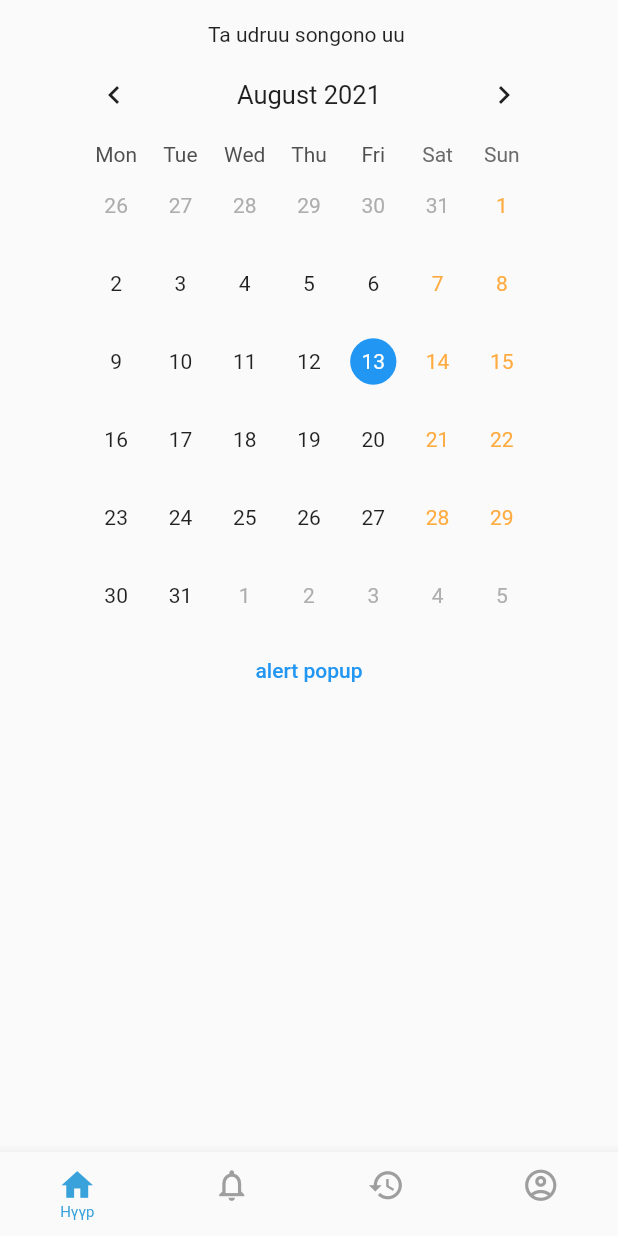
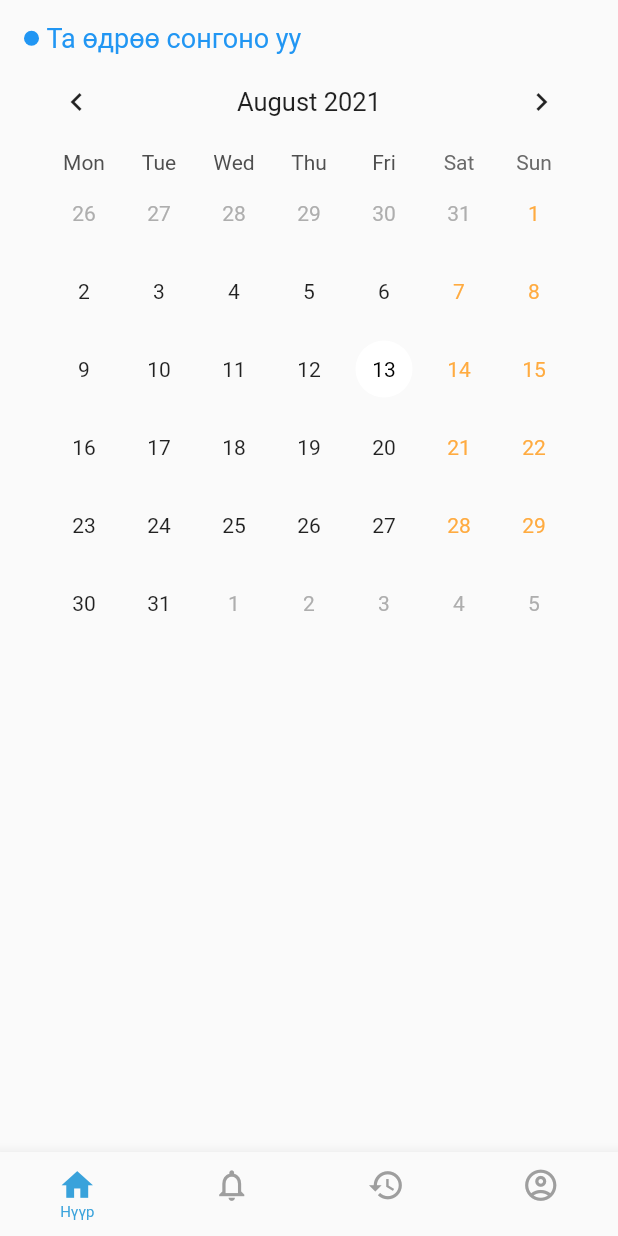
Before and after one commit to Oyunbldd/Burtgel, a Flutter app: the Home screen opened by its route, on a phone screen of 412 x 824 dp. Run offline on Flutter 3.47's test engine with Material 2 defaults, Android fonts, the phone set to English and light mode, and no system bars; drawn by our look-alikes of table_calendar; our stand-ins replace dio, get, google_sign_in, hexcolor.

Commit message:
calendar

```diff
--- a/lib/controller/googleController.dart
+++ b/lib/controller/googleController.dart
@@ -15,4 +15,6 @@ class GoogleController extends GetxController {
       print(err);
     }
   }
+
+  Future<dynamic> handleSignOut() => _googleSignIn.disconnect();
 }
--- /dev/null
+++ b/lib/controller/otherController.dart
@@ -0,0 +1,4 @@
+import 'package:flutter/material.dart';
+import 'package:get/get_state_manager/get_state_manager.dart';
+
+class OtherController extends GetxController {}
--- a/lib/pages/calendar.dart
+++ b/lib/pages/calendar.dart
@@ -1,4 +1,5 @@
 import 'package:flutter/material.dart';
+import 'package:intl/intl.dart';
 import 'package:table_calendar/table_calendar.dart';
 
 class Calendar extends StatefulWidget {
@@ -10,63 +11,69 @@ class _CalendarState extends State<Calendar> {
   CalendarFormat format = CalendarFormat.month;
   DateTime selectedDay = DateTime.now();
   DateTime focusedDay = DateTime.now();
-  void errorHandler() => {
-        showDialog(
-          context: context,
-          builder: (BuildContext context) => AlertDialog(
-            title: const Text('AlertDialog Title'),
-            content: const Text('AlertDialog description'),
-            actions: <Widget>[
-              TextButton(
-                onPressed: () => Navigator.pop(context, 'Cancel'),
-                child: const Text('Cancel'),
-              ),
-              TextButton(
-                onPressed: () => Navigator.pop(context, 'OK'),
-                child: const Text('OK'),
-              ),
-            ],
-          ),
-        ),
-      };
+  String formattedDate = DateFormat('yyyy-MM-dd').format(DateTime.now());
+  int count = 1;
+
   @override
   Widget build(BuildContext context) {
     return Container(
+      width: 400.0,
       child: Column(
         children: [
+          count == 1
+              ? Container(
+                  alignment: Alignment.topLeft,
+                  child: Row(
+                    children: [
+                      Container(
+                          height: 10,
+                          width: 10,
+                          decoration: BoxDecoration(
+                            color: Colors.blue,
+                            shape: BoxShape.circle,
+                          )),
+                      SizedBox(
+                        width: 5,
+                      ),
+                      Text(
+                        'Ta өдрөө сонгоно уу',
+                        style: TextStyle(fontSize: 18.0, color: Colors.blue),
+                      ),
+                    ],
+                  ),
+                  margin: EdgeInsets.fromLTRB(10.0, 15.0, 0.0, 0.0),
+                )
+              : SizedBox(
+                  height: 10,
+                ),
           Container(
-            child: Text('Ta udruu songono uu '),
-            margin: EdgeInsets.fromLTRB(0.0, 15.0, 0.0, 0.0),
-          ),
-          Container(
-            width: 300.0,
+            width: 350.0,
             child: TableCalendar(
               focusedDay: focusedDay,
               firstDay: DateTime(2021),
               lastDay: DateTime(2023),
-
-              // calendarFormat: format,
-              // onFormatChanged: (CalendarFormat _format) {
-              //   setState(() {
-              //     format = _format;
-              //   });
-              // },
               startingDayOfWeek: StartingDayOfWeek.monday,
               daysOfWeekVisible: true,
               onDaySelected: (DateTime selectDay, DateTime focusDay) {
                 setState(() {
+                  focusedDay = focusDay;
                   selectedDay = selectDay;
-                  focusedDay = focusDay;
+                  count++;
                 });
               },
               calendarStyle: CalendarStyle(
                 isTodayHighlighted: true,
                 selectedDecoration: BoxDecoration(
-                  color: Colors.blue,
+                  color: count == 1 ? Colors.white : Colors.blue,
                   shape: BoxShape.circle,
                 ),
+                todayDecoration: BoxDecoration(
+                  color: Colors.white,
+                ),
+                todayTextStyle: TextStyle(color: Colors.black),
                 weekendTextStyle: TextStyle(color: Colors.orangeAccent),
-                selectedTextStyle: TextStyle(color: Colors.white),
+                selectedTextStyle:
+                    TextStyle(color: count == 1 ? Colors.black : Colors.white),
               ),
               headerStyle: HeaderStyle(
                 formatButtonVisible: false,
@@ -74,16 +81,42 @@ class _CalendarState extends State<Calendar> {
                 leftChevronPadding: EdgeInsets.fromLTRB(0, 12, 0, 12),
                 rightChevronPadding: EdgeInsets.fromLTRB(0, 12, 0, 12),
               ),
-
               selectedDayPredicate: (DateTime date) {
                 return isSameDay(selectedDay, date);
               },
             ),
           ),
-          TextButton(
-            onPressed: () => errorHandler(),
-            child: Text('alert popup'),
-          )
+          // TextButton(
+          //   onPressed: () => errorHandler(),
+          //   child: Text('alert popup'),
+          // )
+          count != 1
+              ? Container(
+                  width: 350,
+                  height: 45,
+                  child: Row(
+                    mainAxisAlignment: MainAxisAlignment.spaceBetween,
+                    children: [Text('data'), Text('dqwdqwd')],
+                  ),
+                  decoration: BoxDecoration(
+                      border: Border.all(color: Colors.blueAccent)),
+                )
+              : SizedBox(),
+          SizedBox(
+            height: 30.0,
+          ),
+          count != 1
+              ? Container(
+                  width: 350,
+                  height: 45,
+                  child: Row(
+                    mainAxisAlignment: MainAxisAlignment.spaceBetween,
+                    children: [Text('data'), Text('dqwdqwd')],
+                  ),
+                  decoration: BoxDecoration(
+                      border: Border.all(color: Colors.blueAccent)),
+                )
+              : SizedBox(),
         ],
       ),
     );
--- a/pubspec.yaml
+++ b/pubspec.yaml
@@ -34,6 +34,7 @@ dependencies:
   http: ^0.13.3
   get: ^4.3.6
   dio: ^4.0.0
+  intl: ^0.17.0
 
 dev_dependencies:
   flutter_test:
```
Also changed, not shown: lib/controller/apiController.dart (+5 -4 lines), lib/pages/account.dart (+6 -1 lines), lib/pages/login.dart (+1 -35 lines), pubspec.lock.
